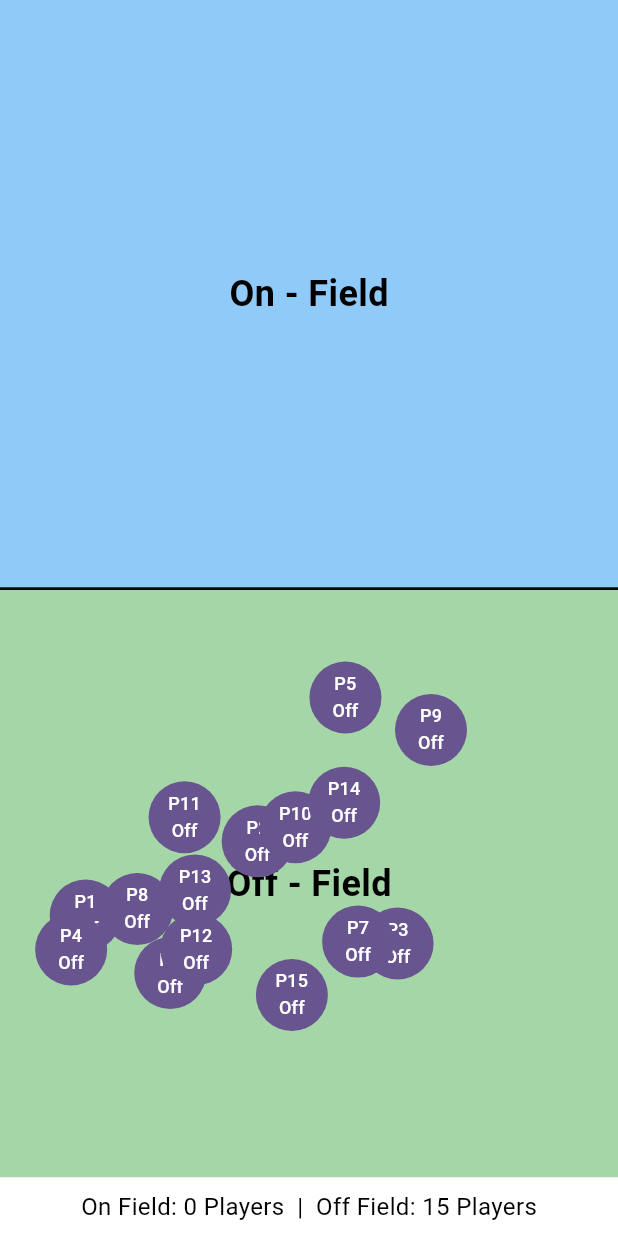
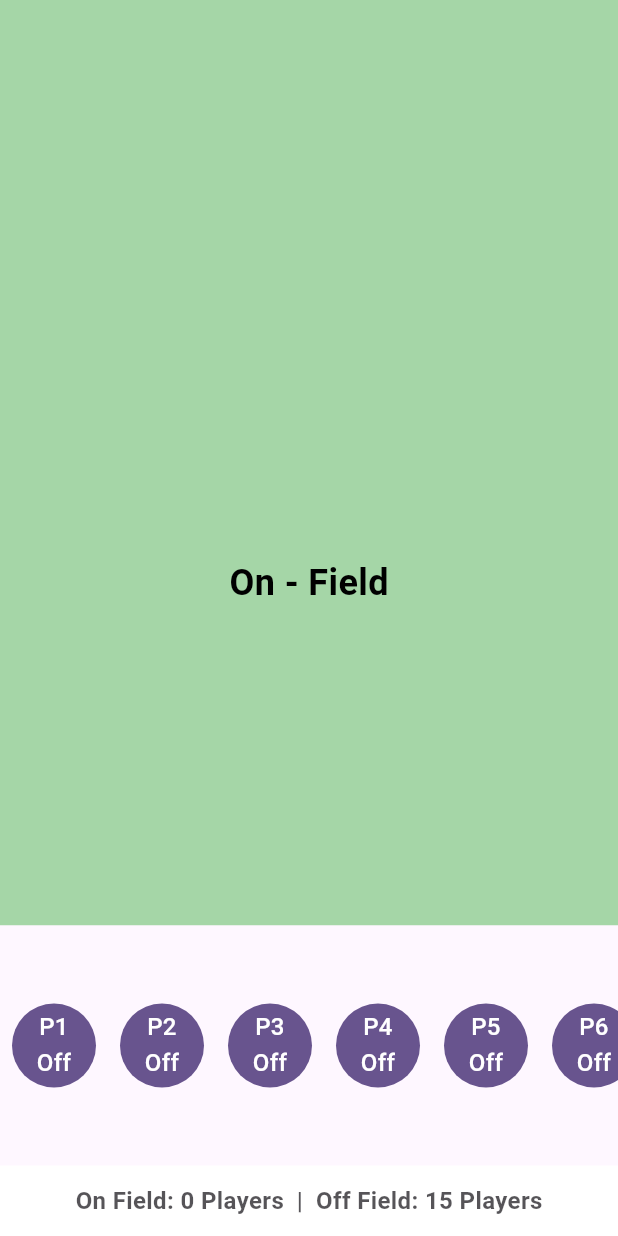
Before and after one commit to anushkagupta65/drag-n-drop-players, a Flutter app: the screen it shows after launch, on a phone screen of 412 x 824 dp. Run offline on Flutter 3.47's test engine with Material 3 defaults, Android fonts, the phone set to English and light mode, and no system bars; our stand-ins replace flutter_bloc, freezed_annotation.

Commit message:
displaying detailed information about a player when tapped

```diff
--- a/lib/application/player cubit/player_state.dart
+++ b/lib/application/player cubit/player_state.dart
@@ -7,13 +7,15 @@ class PlayerState with _$PlayerState {
     @Default('') String draggedPlayerName,
     @Default(Offset.zero) Offset draggedPlayerPosition,
     @Default('') String draggedPlayerStatus,
+    // @Default('') DateTime startTime,
+    // @Default('') Duration elapsedTime,
   }) = _PlayerState;
 
   factory PlayerState.initial() => PlayerState(
         draggedPlayerPosition: Offset.zero,
         draggedPlayerName: '',
         draggedPlayerStatus: '',
-        players: InitialPlayers.offFieldPlayers.map((player) {
+        players: InitialPlayers.initialPlayers().map((player) {
           return player.copyWith(status: 'Off');
         }).toList(),
       );
--- a/lib/data/player_model.dart
+++ b/lib/data/player_model.dart
@@ -2,25 +2,32 @@ import 'dart:ui';
 
 class Player {
   final String name;
+  final int age;
+  final String nationality;
   final Offset position;
   final String status;
 
   Player({
     required this.name,
+    required this.nationality,
     required this.position,
-    required this.status
+    required this.status,
+    required this.age,
   });
 
   Player copyWith({
     String? name,
+    int? age,
+    String? nationality,
     Offset? position,
     String? status,
   }) {
     return Player(
-
       name: name ?? this.name,
+      age: age ?? this.age,
+      nationality: nationality ?? this.nationality,
       position: position ?? this.position,
-      status: status?? this.status,
+      status: status ?? this.status,
     );
   }
 }
--- a/lib/data/players.dart
+++ b/lib/data/players.dart
@@ -1,25 +1,18 @@
-import 'dart:math';
 import 'package:flutter/material.dart';
 import 'package:player_drag/data/player_model.dart';
 
 class InitialPlayers {
-  static List<Player> offFieldPlayers = _initialPlayers();
 
-  static List<Player> _initialPlayers() {
-    final Random random = Random();
-    double screenHeight = 640;
-    double centerLine = screenHeight / 2;
-
+  static List<Player> initialPlayers() {
     return List.generate(
       15,
       (index) {
         return Player(
           name: "P${index + 1}",
-          position: Offset(
-            random.nextDouble() * 300,
-            random.nextDouble() * (centerLine - 120) + (centerLine + 120),
-          ),
           status: "",
+          position: Offset.zero,
+          age: 21,
+          nationality: "Indian",
         );
       },
     );
--- /dev/null
+++ b/lib/presentation/player_card.dart
@@ -0,0 +1,69 @@
+import 'package:flutter/material.dart';
+import 'package:flutter_bloc/flutter_bloc.dart';
+import 'package:player_drag/application/player%20cubit/player_cubit.dart';
+import 'package:player_drag/data/player_model.dart';
+import 'package:player_drag/presentation/bottom_sheet.dart';
+
+class PlayerCard extends StatelessWidget {
+  final Player player;
+  final double crossLine;
+
+  const PlayerCard({
+    super.key,
+    required this.player,
+    required this.crossLine,
+  });
+
+  @override
+  Widget build(BuildContext context) {
+    return Padding(
+      padding: const EdgeInsets.all(8.0),
+      child: GestureDetector(
+        onTap: () {
+          showModalBottomSheet(
+            backgroundColor:
+                Theme.of(context).colorScheme.onSurface.withOpacity(0.94),
+            context: context,
+            builder: (context) {
+              return BottomSheetWidget(
+                player: player,
+              );
+            },
+          );
+        },
+        child: Draggable<Player>(
+          data: player,
+          feedback: CircleAvatar(
+            radius: 28,
+            backgroundColor: Theme.of(context).colorScheme.primary,
+            child: Text(
+              player.name,
+              style: const TextStyle(
+                color: Colors.white,
+                fontSize: 16,
+              ),
+            ),
+          ),
+          childWhenDragging: const SizedBox(),
+          child: CircleAvatar(
+            radius: 28,
+            backgroundColor: Theme.of(context).colorScheme.primary,
+            child: Text(
+              '${player.name}\n${player.status}',
+              style: const TextStyle(
+                color: Colors.white,
+                fontSize: 16,
+              ),
+              textAlign: TextAlign.center,
+            ),
+          ),
+          onDragStarted: () {
+            context
+                .read<PlayerCubit>()
+                .updatePosition(player.position, player.name, crossLine);
+          },
+        ),
+      ),
+    );
+  }
+}
--- a/lib/presentation/player_field_widget.dart
+++ b/lib/presentation/player_field_widget.dart
@@ -2,23 +2,23 @@ import 'package:flutter/material.dart';
 import 'package:flutter_bloc/flutter_bloc.dart';
 import 'package:player_drag/application/player%20cubit/player_cubit.dart';
 import 'package:player_drag/data/player_model.dart';
+import 'package:player_drag/presentation/player_card.dart';
 
 class PlayerFieldWidget extends StatelessWidget {
-  const PlayerFieldWidget({
-    super.key,
-  });
+  const PlayerFieldWidget({super.key});
 
   @override
   Widget build(BuildContext context) {
     return BlocBuilder<PlayerCubit, PlayerState>(
       builder: (context, state) {
         double screenHeight = MediaQuery.of(context).size.height;
-        double centerLine = (screenHeight / 2) - 40;
+        // double screenWidth = MediaQuery.of(context).size.width;
+        double crossLine = screenHeight - 246;
 
-        int onFieldCount =
-            state.players.where((player) => player.status == "On").length;
-        int offFieldCount =
-            state.players.where((player) => player.status == "Off").length;
+        List<Player> onFieldPlayers =
+            state.players.where((player) => player.status == "On").toList();
+        List<Player> offFieldPlayers =
+            state.players.where((player) => player.status == "Off").toList();
 
         return SafeArea(
           child: Column(
@@ -27,7 +27,7 @@ class PlayerFieldWidget extends StatelessWidget {
                 child: Stack(
                   children: [
                     Positioned(
-                      top: centerLine - 1,
+                      top: crossLine - 1,
                       left: 0,
                       right: 0,
                       child: Container(
@@ -36,27 +36,66 @@ class PlayerFieldWidget extends StatelessWidget {
                       ),
                     ),
                     Positioned.fill(
-                      child: DragTarget<Offset>(
+                      child: DragTarget<Player>(
                         onWillAcceptWithDetails: (details) {
                           return true;
                         },
                         onAcceptWithDetails: (details) {
-                          String draggedPlayerName = state.draggedPlayerName;
-                          if (draggedPlayerName.isNotEmpty) {
+                          final player = details.data;
+                          final dropPosition = details.offset;
+
                           context.read<PlayerCubit>().updatePosition(
-                                  details.offset,
-                                  draggedPlayerName,
-                                  centerLine,
+                                dropPosition,
+                                player.name,
+                                crossLine,
                               );
-                          }
                         },
                         builder: (context, candidateData, rejectedData) {
-                          return Column(
+                          return Stack(
+                            children: [
+                              Positioned.fill(
+                                child: Column(
                                   children: [
                                     Expanded(
                                       child: Container(
-                                  color: Colors.blue[200],
-                                  child: const Center(
+                                        color: Colors.green[200],
+                                        child: Stack(
+                                          children:
+                                              onFieldPlayers.map((player) {
+                                            return Positioned(
+                                              left: player.position.dx,
+                                              top: player.position.dy,
+                                              child: PlayerCard(
+                                                player: player,
+                                                crossLine: crossLine,
+                                              ),
+                                            );
+                                          }).toList(),
+                                        ),
+                                      ),
+                                    ),
+                                    Container(
+                                      color: Theme.of(context)
+                                          .colorScheme
+                                          .surfaceBright,
+                                      height: 160,
+                                      child: ListView.builder(
+                                        scrollDirection: Axis.horizontal,
+                                        itemCount: offFieldPlayers.length,
+                                        itemBuilder: (context, index) {
+                                          Player player =
+                                              offFieldPlayers[index];
+                                          return PlayerCard(
+                                            player: player,
+                                            crossLine: crossLine,
+                                          );
+                                        },
+                                      ),
+                                    ),
+                                  ],
+                                ),
+                              ),
+                              const Center(
                                 child: Text(
                                   'On - Field',
                                   style: TextStyle(
@@ -66,79 +105,28 @@ class PlayerFieldWidget extends StatelessWidget {
                                   ),
                                 ),
                               ),
-                                ),
-                              ),
-                              Container(
-                                height: 2,
-                                color: Colors.black,
-                              ),
-                              Expanded(
-                                child: Container(
-                                  color: Colors.green[200],
-                                  child: const Center(
-                                    child: Text(
-                                      'Off - Field',
-                                      style: TextStyle(
-                                        fontSize: 24,
-                                        color: Colors.black,
-                                        fontWeight: FontWeight.bold,
-                                      ),
-                                    ),
-                                  ),
-                                ),
-                              ),
                             ],
                           );
                         },
                       ),
                     ),
-                    ...state.players.asMap().entries.map((entry) {
-                      Player player = entry.value;
-
-                      return Positioned(
-                        left: player.position.dx,
-                        top: player.position.dy,
-                        child: Draggable<Offset>(
-                          data: player.position,
-                          feedback: CircleAvatar(
-                            radius: 24,
-                            backgroundColor:
-                                Theme.of(context).colorScheme.primary,
-                            child: Text(
-                              player.name,
-                              style: const TextStyle(
-                                  color: Colors.white, fontSize: 12),
-                            ),
-                          ),
-                          childWhenDragging: Container(),
-                          child: CircleAvatar(
-                            radius: 24,
-                            backgroundColor:
-                                Theme.of(context).colorScheme.primary,
-                            child: Text(
-                              '${player.name}\n${player.status}',
-                              style: const TextStyle(
-                                  color: Colors.white, fontSize: 12),
-                              textAlign: TextAlign.center,
-                            ),
-                          ),
-                          onDragStarted: () {
-                            context.read<PlayerCubit>().updatePosition(
-                                player.position, player.name, centerLine);
-                          },
-                        ),
-                      );
-                    }).toList(),
                   ],
                 ),
               ),
               Container(
-                padding: const EdgeInsets.all(8.0),
+                padding: const EdgeInsets.all(12.0),
                 color: Colors.white,
                 child: Center(
                   child: Text(
-                    'On Field: $onFieldCount Players  |  Off Field: $offFieldCount Players',
-                    style: const TextStyle(fontSize: 16, color: Colors.black),
+                    'On Field: ${onFieldPlayers.length} Players  |  Off Field: ${offFieldPlayers.length} Players',
+                    style: TextStyle(
+                      fontWeight: FontWeight.w600,
+                      fontSize: 16,
+                      color: Theme.of(context)
+                          .colorScheme
+                          .onSurface
+                          .withOpacity(0.75),
+                    ),
                   ),
                 ),
               ),
```
Also changed, not shown: lib/application/player cubit/player_cubit.dart (+4 -5 lines), lib/presentation/bottom_sheet.dart (added, +103 -0 lines). Lines whose indentation alone changed are shown as unchanged.
